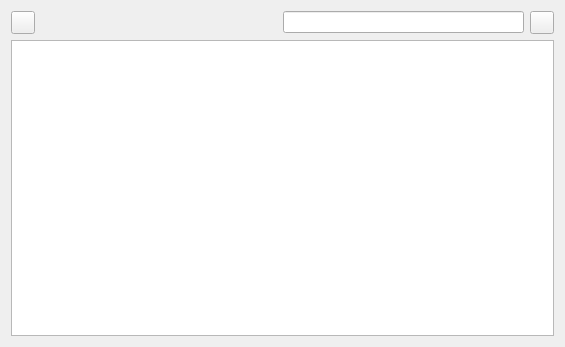
keshav-sahu7/TableKM, file src/HelpPage.ui: the form before one commit.
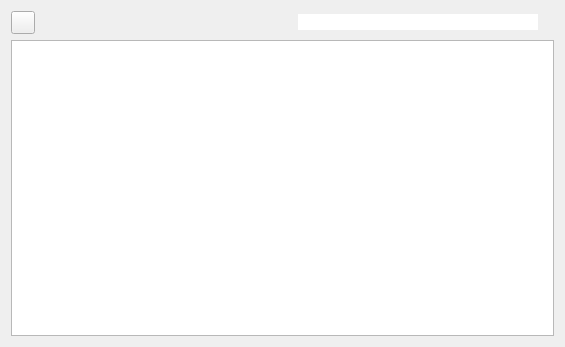
The form after the commit. Icons and pictures are not drawn.

The edit to the form file:
```diff
--- a/src/HelpPage.ui
+++ b/src/HelpPage.ui
@@ -15,7 +15,7 @@
   </property>
   <layout class="QVBoxLayout" name="verticalLayout">
    <item>
-    <layout class="QHBoxLayout" name="horizontalLayout">
+    <layout class="QHBoxLayout" name="horizontalLayout_2">
      <item>
       <widget class="QToolButton" name="btn_home">
        <property name="icon">
@@ -38,15 +38,51 @@
       </spacer>
      </item>
      <item>
-      <widget class="QLineEdit" name="le_search_field"/>
+      <layout class="QHBoxLayout" name="horizontalLayout">
+       <property name="spacing">
+        <number>0</number>
+       </property>
+       <item>
+        <widget class="QLineEdit" name="le_search_field">
+         <property name="styleSheet">
+          <string notr="true">QLineEdit#le_search_field
+{
+    border-top-left-radius: 10%;
+    border-bottom-left-radius: 10%;
+    border-right: none;
+}</string>
+         </property>
+         <property name="-style-id" stdset="0">
+          <string>browse-edit</string>
+         </property>
+        </widget>
      </item>
      <item>
       <widget class="QToolButton" name="btn_search">
+         <property name="styleSheet">
+          <string notr="true">QToolButton#btn_search
+{
+    border-top-right-radius: 10%;
+    border-bottom-right-radius: 10%;
+    border-left: none;
+}</string>
+         </property>
        <property name="icon">
         <iconset resource="resource.qrc">
-         <normaloff>:/icons/search.png</normaloff>:/icons/search.png</iconset>
-       </property>
-      </widget>
+           <normaloff>:/icons/light/search.png</normaloff>:/icons/light/search.png</iconset>
+         </property>
+         <property name="iconSize">
+          <size>
+           <width>13</width>
+           <height>13</height>
+          </size>
+         </property>
+         <property name="-style-id" stdset="0">
+          <string>browse-btn</string>
+         </property>
+        </widget>
+       </item>
+      </layout>
      </item>
     </layout>
    </item>
```
Left out of the diff: 2 changed lines with no effect on the pictures. Lines whose indentation alone changed are shown as unchanged.
